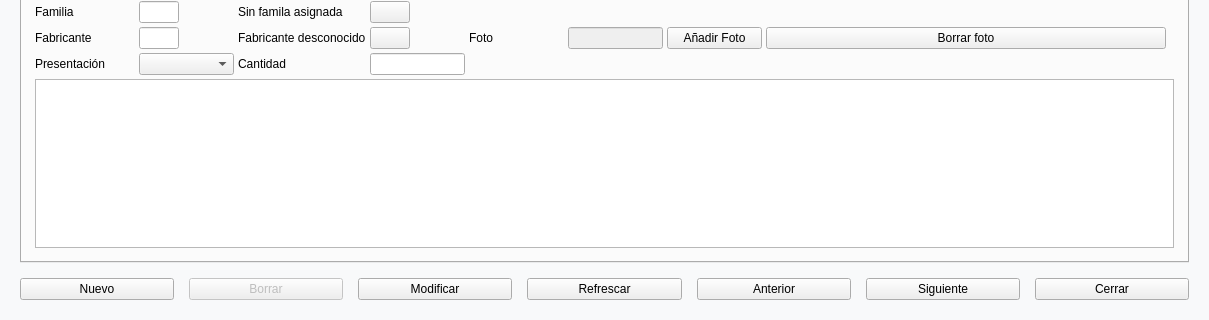
Before: the Qt Designer form articulos.ui in Ladis72/tienda, drawn with Qt 5; both pictures show x 0 to 1209 and y 309 to 629 of the 1209 by 629 pixel window.
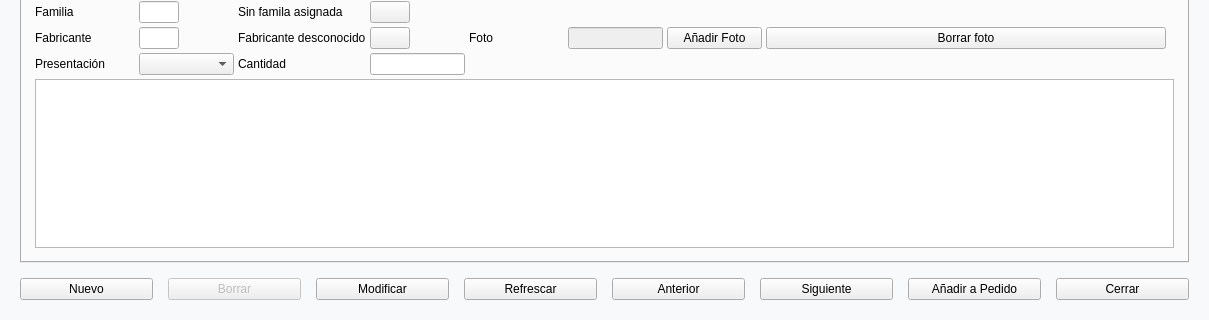
After: the same form once the commit is applied. Icons and pictures are not drawn.

Commit message: feat: add DialogAnadirAPedido for order management and create description propagation utility script

Patch:
```diff
--- a/articulos.ui
+++ b/articulos.ui
@@ -798,6 +798,16 @@
        </property>
       </widget>
      </item>
+     <item>
+      <widget class="QPushButton" name="pushButtonAnadirAPedido">
+       <property name="text">
+        <string>Añadir a Pedido</string>
+       </property>
+       <property name="autoDefault">
+        <bool>false</bool>
+       </property>
+      </widget>
+     </item>
      <item>
       <widget class="QPushButton" name="pushButtonCerrar">
        <property name="text">
```
The commit also changes 7 other files.
